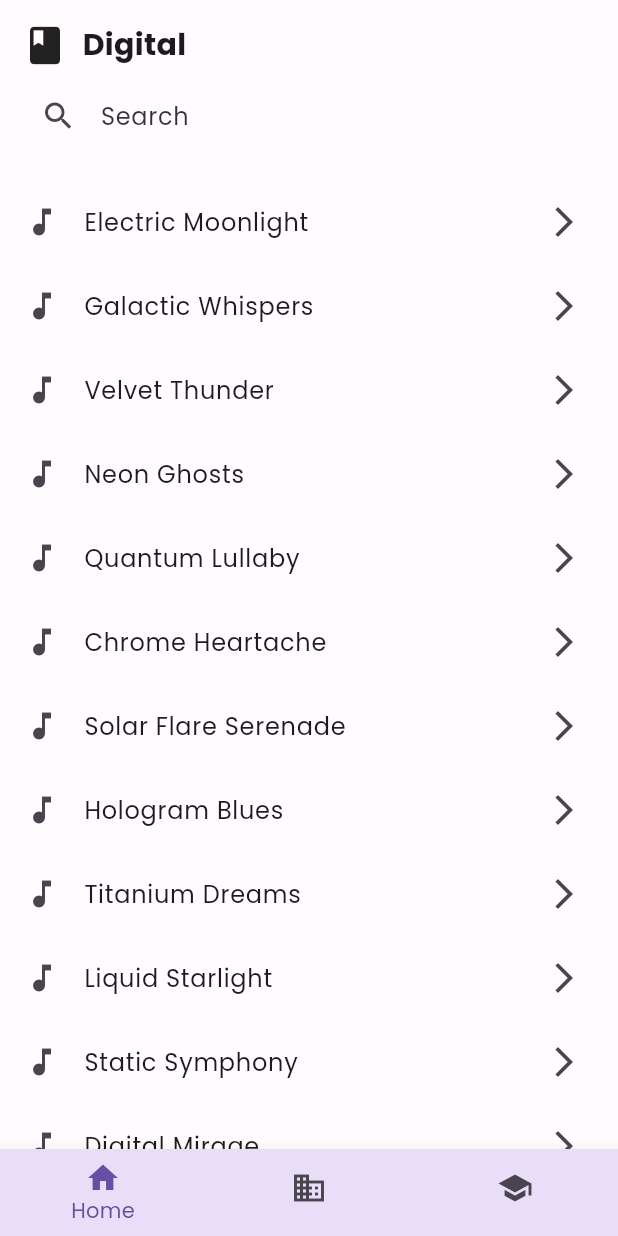
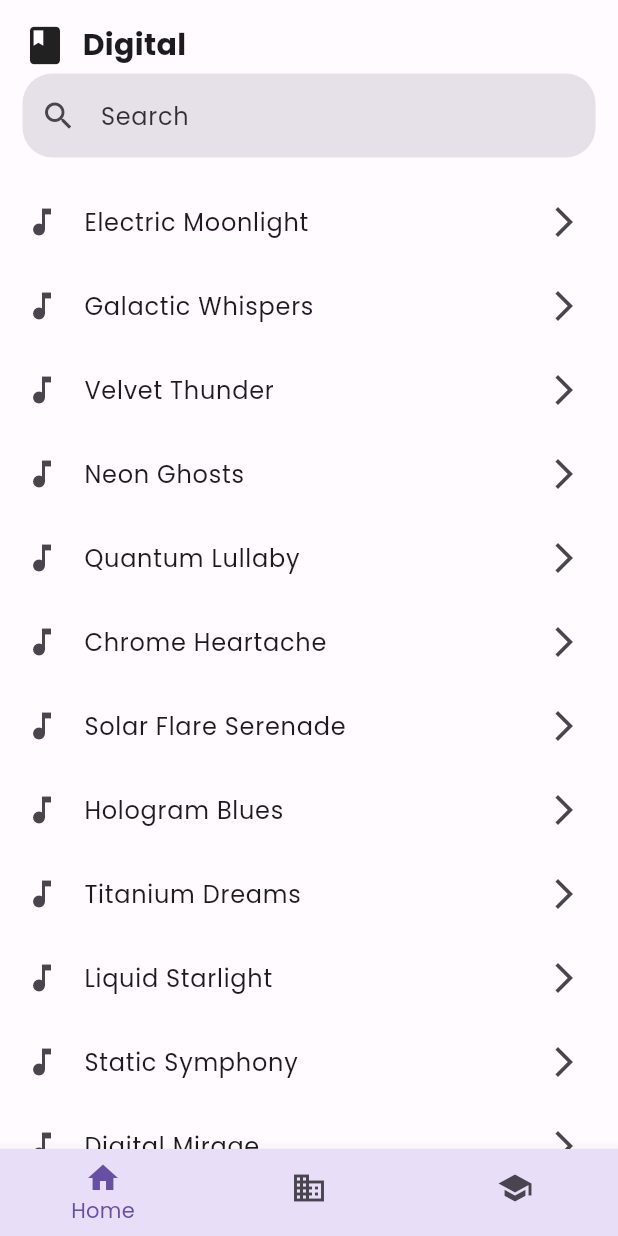
Before and after one commit to owenmorales5/rv-app, a Flutter app: the screen it shows after launch, on a phone screen of 412 x 824 dp. Run offline on Flutter 3.47's test engine with Material 3 defaults, Android fonts, the phone set to English and light mode, and no system bars; our stand-ins replace google_fonts.

Commit message:
para los inputs con mas prominencias

```diff
--- a/lib/config/theme.dart
+++ b/lib/config/theme.dart
@@ -24,6 +24,7 @@ class AppThemeCustom {
       errorContainer: Color(0xFFF9DEDC),
       onErrorContainer: Color(0xFF410E0B),
       surface: Color(0xFFFFFBFE),
+      surfaceContainerHighest: Color(0xFFE6E0E9),
       onSurface: Color(0xFF1C1B1F),
       onSurfaceVariant: Color(0xFF49454F),
       outline: Color(0xFF79747E),
@@ -110,6 +111,7 @@ class AppThemeCustom {
       outline: Color(0xFF938F99),
       shadow: Color(0xFF000000),
       inverseSurface: Color(0xFFE6E1E5),
+      surfaceContainerHighest: Color(0xFF36343B),
       onInverseSurface: Color(0xFF313033),
       inversePrimary: Color(0xFF6750A4),
       surfaceTint: Color(0xFFD0BCFF),
```
